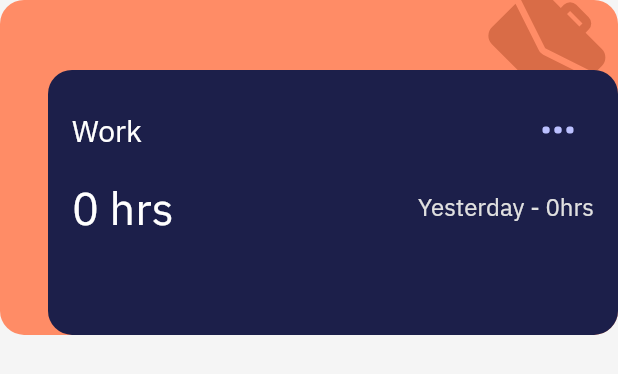
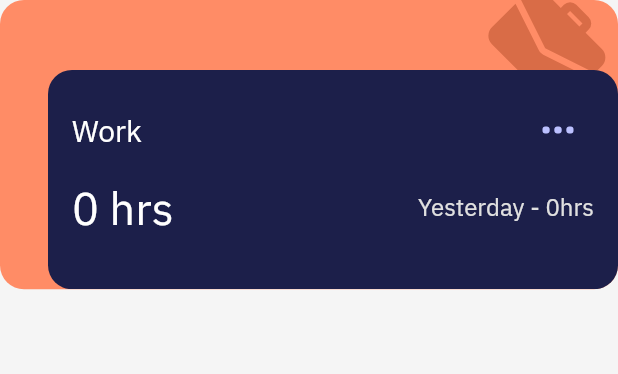
Before and after one commit to Mohammad-Ali96/time_tracking_task, a Flutter app: the TaskWidget widget shown alone on an empty page, opened directly with empty values, on a phone screen of 412 x 824 dp. Shown: the top 374 px of the screen. Run offline on Flutter 3.47's test engine with Material 2 defaults, Android fonts, the phone set to English and light mode, and no system bars; our stand-ins replace auto_route, dartz, dio, easy_localization, flutter_bloc, flutter_screenutil and 7 more; missing offline and left inert: desktop_window; accounts and stored records are empty; generated files the repository leaves out were written again; statements that could not run were skipped.

```diff
--- a/lib/features/home_page/presentation/pages/desktop_home_page.dart
+++ b/lib/features/home_page/presentation/pages/desktop_home_page.dart
@@ -110,8 +110,6 @@ class DesktopHomePageState extends State<DesktopHomePage> with TickerProviderSta
                                     fontWeight: FontWeight.w400),
                                 unselectedLabelColor:
                                 ColorRepository.desaturatedBlue,
-//                                padding: EdgeInsets.all(0),
-//                                indicatorPadding: EdgeInsets.all(0),
                                 indicatorSize: TabBarIndicatorSize.label,
                                 tabs: IntervalEnum.values
                                     .map(
--- a/lib/features/home_page/presentation/widgets/task_widget.dart
+++ b/lib/features/home_page/presentation/widgets/task_widget.dart
@@ -20,7 +20,7 @@ class TaskWidget extends StatelessWidget {
   @override
   Widget build(BuildContext context) {
     return Container(
-        height: 220.h,
+        height: 190.h,
         decoration: BoxDecoration(
           color: TaskHelper.getBackgroundColor(task.title),
           borderRadius: const BorderRadius.all(Radius.circular(16)),
@@ -43,7 +43,7 @@ class TaskWidget extends StatelessWidget {
             Positioned(
               bottom: 0,
               child: Container(
-                height: 174.h,
+                height: 144.h,
                 width: MediaQuery.of(context).size.width - 32,
                 padding: const EdgeInsets.all(16),
                 decoration: BoxDecoration(
--- a/lib/main.dart
+++ b/lib/main.dart
@@ -14,7 +14,9 @@ Future<void> main() async {
   await configureInjection(AppEnvironment.dev);
 
 
-  await DesktopWindow.setMinWindowSize(const Size(1440,600));
+  if(Platform.isWindows){
+    await DesktopWindow.setMinWindowSize(const Size(1440,600));
+  }
 
   SystemChrome.setPreferredOrientations([
     DeviceOrientation.portraitUp,
```
Also changed, not shown: 1 other file.
